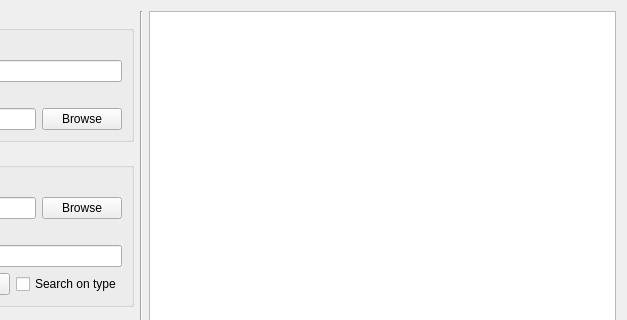
Qt form src/editor/NewWoiceDialog.ui (yuxshao/ptcollab) before a commit; both pictures show x 111 to 738 and y 0 to 320 of the 738 by 596 pixel window.
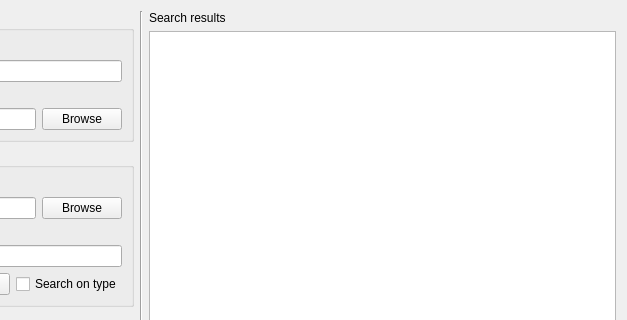
The same form after that commit.

Commit message: async search

```diff
--- a/src/editor/NewWoiceDialog.ui
+++ b/src/editor/NewWoiceDialog.ui
@@ -139,7 +139,18 @@
       </widget>
      </item>
      <item>
-      <widget class="QListWidget" name="searchResultsList"/>
+      <layout class="QVBoxLayout" name="verticalLayout_5">
+       <item>
+        <widget class="QLabel" name="label_5">
+         <property name="text">
+          <string>Search results</string>
+         </property>
+        </widget>
+       </item>
+       <item>
+        <widget class="QListWidget" name="searchResultsList"/>
+       </item>
+      </layout>
      </item>
     </layout>
    </item>
```
Left out of the diff: 7 changed lines with no effect on the pictures. The commit also changes 2 other files.
